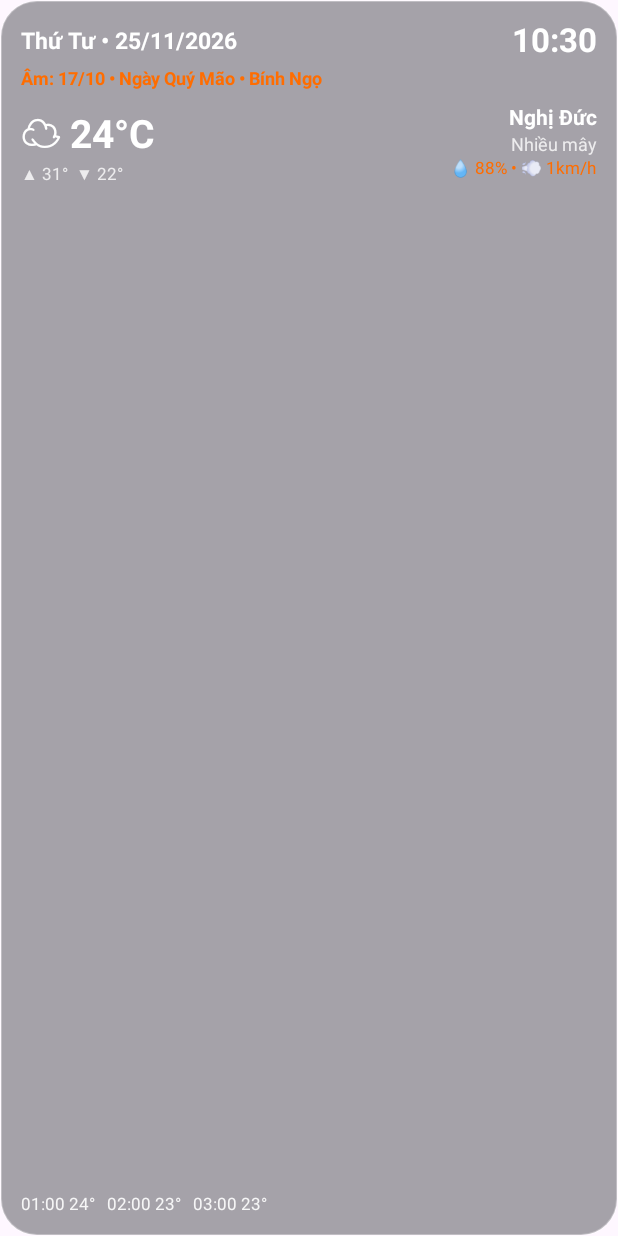
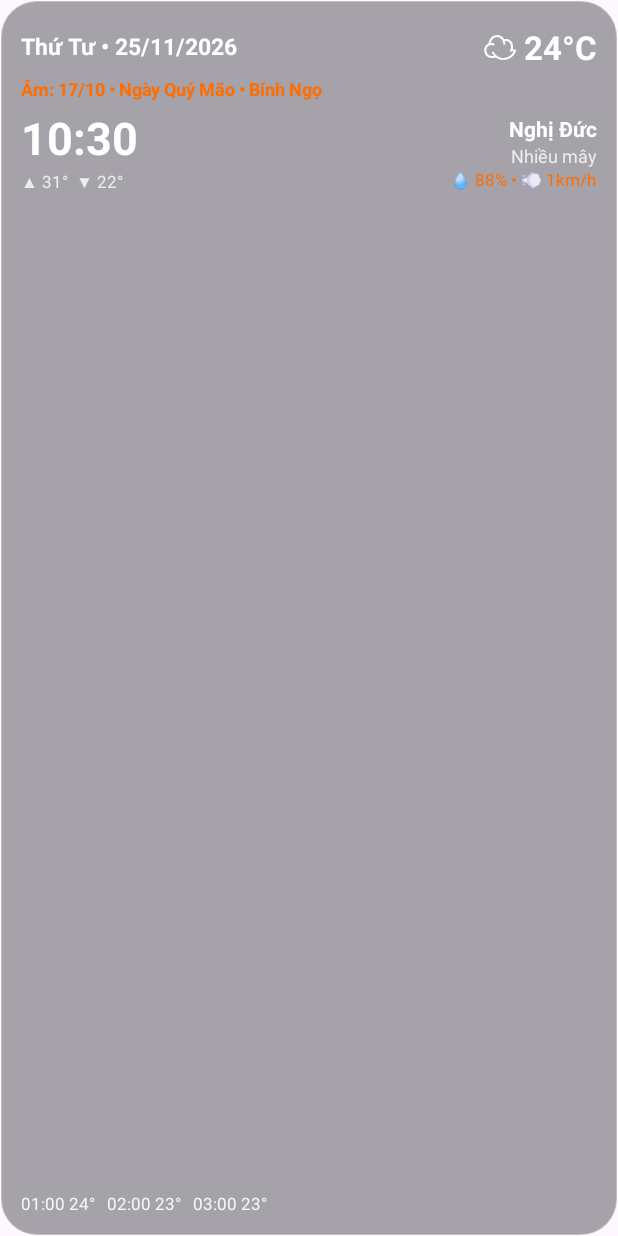
Before and after one commit to duynghiduc2000-vn/glass-weather-lunar, an Android app: the layout widget_4x2.xml on its own in the app's theme, with its tools: preview values and no code run, on a phone screen of 412 x 824 dp. Run offline under Robolectric (Android 15) with nearby library versions, the phone set to English and light mode, and no system bars.

Commit message:
Update widget_4x2.xml

```diff
--- a/app/src/main/res/layout/widget_4x2.xml
+++ b/app/src/main/res/layout/widget_4x2.xml
@@ -34,16 +34,13 @@
             android:textSize="15sp"
             android:textStyle="bold" />
 
-        <TextClock
-            android:id="@+id/tc_clock"
+        <TextView
+            android:id="@+id/tv_temp"
             android:layout_width="wrap_content"
             android:layout_height="wrap_content"
             android:fontFamily="sans-serif"
-            android:format12Hour="HH:mm"
-            android:format24Hour="HH:mm"
-            android:includeFontPadding="false"
             android:maxLines="1"
-            android:padding="0dp"
+            android:text="☁ 24°C"
             android:textColor="#FFFFFF"
             android:textSize="22sp"
             android:textStyle="bold" />
@@ -76,29 +73,37 @@
         android:layout_height="wrap_content"
         android:layout_below="@id/tv_lunar_date"
         android:layout_marginTop="8dp"
+        android:gravity="center_vertical"
         android:orientation="horizontal">
 
         <LinearLayout
             android:layout_width="0dp"
             android:layout_height="wrap_content"
+            android:layout_marginEnd="10dp"
             android:layout_weight="1"
             android:orientation="vertical">
 
-            <TextView
-                android:id="@+id/tv_temp"
+            <TextClock
+                android:id="@+id/tc_clock"
                 android:layout_width="wrap_content"
                 android:layout_height="wrap_content"
                 android:fontFamily="sans-serif"
-                android:text="☁ 24°C"
+                android:format12Hour="HH:mm"
+                android:format24Hour="HH:mm"
+                android:includeFontPadding="false"
+                android:maxLines="1"
+                android:padding="0dp"
                 android:textColor="#FFFFFF"
-                android:textSize="26sp"
+                android:textSize="30sp"
                 android:textStyle="bold" />
 
             <TextView
                 android:id="@+id/tv_min_max"
                 android:layout_width="wrap_content"
                 android:layout_height="wrap_content"
+                android:layout_marginTop="2dp"
                 android:fontFamily="sans-serif"
+                android:maxLines="1"
                 android:text="▲ 31°  ▼ 22°"
                 android:textColor="#CCFFFFFF"
                 android:textSize="11sp" />
@@ -115,6 +120,7 @@
                 android:layout_width="wrap_content"
                 android:layout_height="wrap_content"
                 android:fontFamily="sans-serif"
+                android:maxLines="1"
                 android:text="Nghị Đức"
                 android:textColor="#FFFFFF"
                 android:textSize="14sp"
@@ -125,6 +131,7 @@
                 android:layout_width="wrap_content"
                 android:layout_height="wrap_content"
                 android:fontFamily="sans-serif"
+                android:maxLines="1"
                 android:text="Nhiều mây"
                 android:textColor="#CCFFFFFF"
                 android:textSize="12sp" />
@@ -134,6 +141,7 @@
                 android:layout_width="wrap_content"
                 android:layout_height="wrap_content"
                 android:fontFamily="sans-serif"
+                android:maxLines="1"
                 android:text="💧 88% • 💨 1km/h"
                 android:textColor="#FF6D00"
                 android:textSize="11sp" />
@@ -164,6 +172,7 @@
         android:layout_height="wrap_content"
         android:layout_alignParentBottom="true"
         android:fontFamily="sans-serif"
+        android:maxLines="1"
         android:text="01:00 24°   02:00 23°   03:00 23°"
         android:textColor="#E6FFFFFF"
         android:textSize="11sp" />
@@ -176,6 +185,7 @@
         android:layout_alignParentBottom="true"
         android:alpha="0.9"
         android:fontFamily="sans-serif"
+        android:maxLines="1"
         android:text=""
         android:textColor="#FFFFFF"
         android:textSize="11sp"
```
